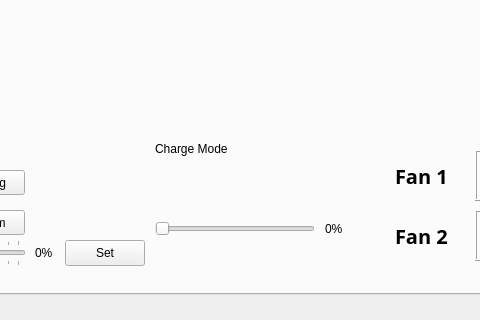
The window that src/mainwindow.ui (tangalbert919/AeroControlCenter) describes before a commit, drawn with Qt 5; both pictures show x 197 to 677 and y 256 to 576 of the 800 by 576 pixel window.
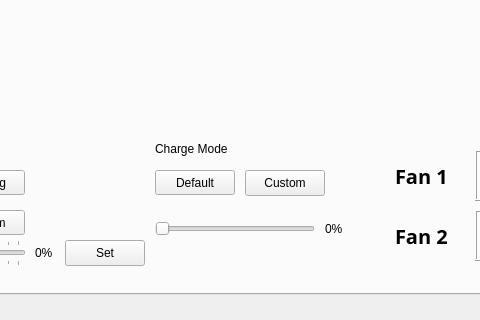
The same window after the commit.

Commit message: Add charging mode buttons, fix bugs

Diff of the .ui file:
```diff
--- a/src/mainwindow.ui
+++ b/src/mainwindow.ui
@@ -318,6 +318,32 @@
        <string>Charge Mode</string>
       </property>
      </widget>
+     <widget class="QPushButton" name="chargeDefaultBtn">
+      <property name="geometry">
+       <rect>
+        <x>340</x>
+        <y>400</y>
+        <width>80</width>
+        <height>25</height>
+       </rect>
+      </property>
+      <property name="text">
+       <string>Default</string>
+      </property>
+     </widget>
+     <widget class="QPushButton" name="chargeCustomBtn">
+      <property name="geometry">
+       <rect>
+        <x>430</x>
+        <y>400</y>
+        <width>80</width>
+        <height>26</height>
+       </rect>
+      </property>
+      <property name="text">
+       <string>Custom</string>
+      </property>
+     </widget>
     </widget>
     <widget class="QWidget" name="rgbTab">
      <attribute name="title">
```
Left out of the diff: 67 changed lines with no effect on the pictures. The commit also changes 3 other files.
